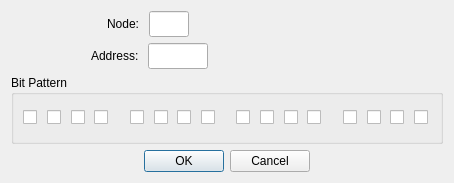
First picture: the form in omodscan/dialogs/dialogwriteholdingregisterbits.ui, repository sanny32/OpenModScan, before the edit.
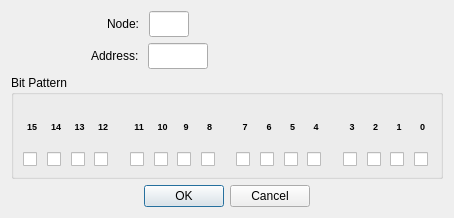
Second picture: the form after the edit. Custom widgets are drawn as their Qt base class.

```diff
--- a/omodscan/dialogs/dialogwriteholdingregisterbits.ui
+++ b/omodscan/dialogs/dialogwriteholdingregisterbits.ui
@@ -7,7 +7,7 @@
     <x>0</x>
     <y>0</y>
     <width>454</width>
-    <height>183</height>
+    <height>218</height>
    </rect>
   </property>
   <property name="windowTitle">
@@ -19,10 +19,10 @@
      <item>
       <spacer name="horizontalSpacer_2">
        <property name="orientation">
-        <enum>Qt::Horizontal</enum>
+        <enum>Qt::Orientation::Horizontal</enum>
        </property>
        <property name="sizeType">
-        <enum>QSizePolicy::Fixed</enum>
+        <enum>QSizePolicy::Policy::Fixed</enum>
        </property>
        <property name="sizeHint" stdset="0">
         <size>
@@ -64,7 +64,7 @@
      <item>
       <spacer name="horizontalSpacer">
        <property name="orientation">
-        <enum>Qt::Horizontal</enum>
+        <enum>Qt::Orientation::Horizontal</enum>
        </property>
        <property name="sizeHint" stdset="0">
         <size>
@@ -81,10 +81,10 @@
      <item>
       <spacer name="horizontalSpacer_3">
        <property name="orientation">
-        <enum>Qt::Horizontal</enum>
+        <enum>Qt::Orientation::Horizontal</enum>
        </property>
        <property name="sizeType">
-        <enum>QSizePolicy::Fixed</enum>
+        <enum>QSizePolicy::Policy::Fixed</enum>
        </property>
        <property name="sizeHint" stdset="0">
         <size>
@@ -129,7 +129,7 @@
      <item>
       <spacer name="horizontalSpacer_4">
        <property name="orientation">
-        <enum>Qt::Horizontal</enum>
+        <enum>Qt::Orientation::Horizontal</enum>
        </property>
        <property name="sizeHint" stdset="0">
         <size>
@@ -150,12 +150,44 @@
       <item>
        <layout class="QHBoxLayout" name="horizontalLayout_3">
         <item>
+         <layout class="QVBoxLayout" name="verticalLayout_17">
+          <property name="spacing">
+           <number>2</number>
+          </property>
+          <item>
+           <widget class="QLabel" name="label15">
+            <property name="text">
+             <string notr="true">&lt;html&gt;&lt;head/&gt;&lt;body&gt;&lt;p&gt;&lt;span style=&quot; font-size:7pt; font-weight:700;&quot;&gt;15&lt;/span&gt;&lt;/p&gt;&lt;/body&gt;&lt;/html&gt;</string>
+            </property>
+            <property name="alignment">
+             <set>Qt::AlignmentFlag::AlignCenter</set>
+            </property>
+           </widget>
+          </item>
+          <item>
          <widget class="QCheckBox" name="checkBox15">
           <property name="text">
            <string/>
           </property>
          </widget>
         </item>
+         </layout>
+        </item>
+        <item>
+         <layout class="QVBoxLayout" name="verticalLayout_16">
+          <property name="spacing">
+           <number>2</number>
+          </property>
+          <item>
+           <widget class="QLabel" name="label14">
+            <property name="text">
+             <string notr="true">&lt;html&gt;&lt;head/&gt;&lt;body&gt;&lt;p&gt;&lt;span style=&quot; font-size:7pt; font-weight:700;&quot;&gt;14&lt;/span&gt;&lt;/p&gt;&lt;/body&gt;&lt;/html&gt;</string>
+            </property>
+            <property name="alignment">
+             <set>Qt::AlignmentFlag::AlignCenter</set>
+            </property>
+           </widget>
+          </item>
         <item>
          <widget class="QCheckBox" name="checkBox14">
           <property name="text">
@@ -163,6 +195,23 @@
           </property>
          </widget>
         </item>
+         </layout>
+        </item>
+        <item>
+         <layout class="QVBoxLayout" name="verticalLayout_15">
+          <property name="spacing">
+           <number>2</number>
+          </property>
+          <item>
+           <widget class="QLabel" name="label13">
+            <property name="text">
+             <string notr="true">&lt;html&gt;&lt;head/&gt;&lt;body&gt;&lt;p&gt;&lt;span style=&quot; font-size:7pt; font-weight:700;&quot;&gt;13&lt;/span&gt;&lt;/p&gt;&lt;/body&gt;&lt;/html&gt;</string>
+            </property>
+            <property name="alignment">
+             <set>Qt::AlignmentFlag::AlignCenter</set>
+            </property>
+           </widget>
+          </item>
         <item>
          <widget class="QCheckBox" name="checkBox13">
           <property name="text">
@@ -170,6 +219,23 @@
           </property>
          </widget>
         </item>
+         </layout>
+        </item>
+        <item>
+         <layout class="QVBoxLayout" name="verticalLayout_14">
+          <property name="spacing">
+           <number>2</number>
+          </property>
+          <item>
+           <widget class="QLabel" name="label12">
+            <property name="text">
+             <string notr="true">&lt;html&gt;&lt;head/&gt;&lt;body&gt;&lt;p&gt;&lt;span style=&quot; font-size:7pt; font-weight:700;&quot;&gt;12&lt;/span&gt;&lt;/p&gt;&lt;/body&gt;&lt;/html&gt;</string>
+            </property>
+            <property name="alignment">
+             <set>Qt::AlignmentFlag::AlignCenter</set>
+            </property>
+           </widget>
+          </item>
         <item>
          <widget class="QCheckBox" name="checkBox12">
           <property name="text">
@@ -179,13 +245,15 @@
         </item>
        </layout>
       </item>
+       </layout>
+      </item>
       <item>
        <spacer name="horizontalSpacer_5">
         <property name="orientation">
-         <enum>Qt::Horizontal</enum>
+         <enum>Qt::Orientation::Horizontal</enum>
         </property>
         <property name="sizeType">
-         <enum>QSizePolicy::Fixed</enum>
+         <enum>QSizePolicy::Policy::Fixed</enum>
         </property>
         <property name="sizeHint" stdset="0">
          <size>
@@ -198,12 +266,44 @@
       <item>
        <layout class="QHBoxLayout" name="horizontalLayout_4">
         <item>
+         <layout class="QVBoxLayout" name="verticalLayout_13">
+          <property name="spacing">
+           <number>2</number>
+          </property>
+          <item>
+           <widget class="QLabel" name="label11">
+            <property name="text">
+             <string notr="true">&lt;html&gt;&lt;head/&gt;&lt;body&gt;&lt;p&gt;&lt;span style=&quot; font-size:7pt; font-weight:700;&quot;&gt;11&lt;/span&gt;&lt;/p&gt;&lt;/body&gt;&lt;/html&gt;</string>
+            </property>
+            <property name="alignment">
+             <set>Qt::AlignmentFlag::AlignCenter</set>
+            </property>
+           </widget>
+          </item>
+          <item>
          <widget class="QCheckBox" name="checkBox11">
           <property name="text">
            <string/>
           </property>
          </widget>
         </item>
+         </layout>
+        </item>
+        <item>
+         <layout class="QVBoxLayout" name="verticalLayout_12">
+          <property name="spacing">
+           <number>2</number>
+          </property>
+          <item>
+           <widget class="QLabel" name="label10">
+            <property name="text">
+             <string notr="true">&lt;html&gt;&lt;head/&gt;&lt;body&gt;&lt;p&gt;&lt;span style=&quot; font-size:7pt; font-weight:700;&quot;&gt;10&lt;/span&gt;&lt;/p&gt;&lt;/body&gt;&lt;/html&gt;</string>
+            </property>
+            <property name="alignment">
+             <set>Qt::AlignmentFlag::AlignCenter</set>
+            </property>
+           </widget>
+          </item>
         <item>
          <widget class="QCheckBox" name="checkBox10">
           <property name="text">
@@ -211,6 +311,23 @@
           </property>
          </widget>
         </item>
+         </layout>
+        </item>
+        <item>
+         <layout class="QVBoxLayout" name="verticalLayout_11">
+          <property name="spacing">
+           <number>2</number>
+          </property>
+          <item>
+           <widget class="QLabel" name="label9">
+            <property name="text">
+             <string notr="true">&lt;html&gt;&lt;head/&gt;&lt;body&gt;&lt;p&gt;&lt;span style=&quot; font-size:7pt; font-weight:700;&quot;&gt;9&lt;/span&gt;&lt;/p&gt;&lt;/body&gt;&lt;/html&gt;</string>
+            </property>
+            <property name="alignment">
+             <set>Qt::AlignmentFlag::AlignCenter</set>
+            </property>
+           </widget>
+          </item>
         <item>
          <widget class="QCheckBox" name="checkBox9">
           <property name="text">
@@ -218,6 +335,23 @@
           </property>
          </widget>
         </item>
+         </layout>
+        </item>
+        <item>
+         <layout class="QVBoxLayout" name="verticalLayout_10">
+          <property name="spacing">
+           <number>2</number>
+          </property>
+          <item>
+           <widget class="QLabel" name="label8">
+            <property name="text">
+             <string notr="true">&lt;html&gt;&lt;head/&gt;&lt;body&gt;&lt;p&gt;&lt;span style=&quot; font-size:7pt; font-weight:700;&quot;&gt;8&lt;/span&gt;&lt;/p&gt;&lt;/body&gt;&lt;/html&gt;</string>
+            </property>
+            <property name="alignment">
+             <set>Qt::AlignmentFlag::AlignCenter</set>
+            </property>
+           </widget>
+          </item>
         <item>
          <widget class="QCheckBox" name="checkBox8">
           <property name="text">
@@ -227,13 +361,15 @@
         </item>
        </layout>
       </item>
+       </layout>
+      </item>
       <item>
        <spacer name="horizontalSpacer_6">
         <property name="orientation">
-         <enum>Qt::Horizontal</enum>
+         <enum>Qt::Orientation::Horizontal</enum>
         </property>
         <property name="sizeType">
-         <enum>QSizePolicy::Fixed</enum>
+         <enum>QSizePolicy::Policy::Fixed</enum>
         </property>
         <property name="sizeHint" stdset="0">
          <size>
@@ -246,12 +382,44 @@
       <item>
        <layout class="QHBoxLayout" name="horizontalLayout_6">
         <item>
+         <layout class="QVBoxLayout" name="verticalLayout_9">
+          <property name="spacing">
+           <number>2</number>
+          </property>
+          <item>
+           <widget class="QLabel" name="label7">
+            <property name="text">
+             <string notr="true">&lt;html&gt;&lt;head/&gt;&lt;body&gt;&lt;p&gt;&lt;span style=&quot; font-size:7pt; font-weight:700;&quot;&gt;7&lt;/span&gt;&lt;/p&gt;&lt;/body&gt;&lt;/html&gt;</string>
+            </property>
+            <property name="alignment">
+             <set>Qt::AlignmentFlag::AlignCenter</set>
+            </property>
+           </widget>
+          </item>
+          <item>
          <widget class="QCheckBox" name="checkBox7">
           <property name="text">
            <string/>
           </property>
          </widget>
         </item>
+         </layout>
+        </item>
+        <item>
+         <layout class="QVBoxLayout" name="verticalLayout_8">
+          <property name="spacing">
+           <number>2</number>
+          </property>
+          <item>
+           <widget class="QLabel" name="label6">
+            <property name="text">
+             <string notr="true">&lt;html&gt;&lt;head/&gt;&lt;body&gt;&lt;p&gt;&lt;span style=&quot; font-size:7pt; font-weight:700;&quot;&gt;6&lt;/span&gt;&lt;/p&gt;&lt;/body&gt;&lt;/html&gt;</string>
+            </property>
+            <property name="alignment">
+             <set>Qt::AlignmentFlag::AlignCenter</set>
+            </property>
+           </widget>
+          </item>
         <item>
          <widget class="QCheckBox" name="checkBox6">
           <property name="text">
@@ -259,6 +427,23 @@
           </property>
          </widget>
         </item>
+         </layout>
+        </item>
+        <item>
+         <layout class="QVBoxLayout" name="verticalLayout_7">
+          <property name="spacing">
+           <number>2</number>
+          </property>
+          <item>
+           <widget class="QLabel" name="label5">
+            <property name="text">
+             <string notr="true">&lt;html&gt;&lt;head/&gt;&lt;body&gt;&lt;p&gt;&lt;span style=&quot; font-size:7pt; font-weight:700;&quot;&gt;5&lt;/span&gt;&lt;/p&gt;&lt;/body&gt;&lt;/html&gt;</string>
+            </property>
+            <property name="alignment">
+             <set>Qt::AlignmentFlag::AlignCenter</set>
+            </property>
+           </widget>
+          </item>
         <item>
          <widget class="QCheckBox" name="checkBox5">
           <property name="text">
@@ -266,6 +451,23 @@
           </property>
          </widget>
         </item>
+         </layout>
+        </item>
+        <item>
+         <layout class="QVBoxLayout" name="verticalLayout_6">
+          <property name="spacing">
+           <number>2</number>
+          </property>
+          <item>
+           <widget class="QLabel" name="label4">
+            <property name="text">
+             <string notr="true">&lt;html&gt;&lt;head/&gt;&lt;body&gt;&lt;p&gt;&lt;span style=&quot; font-size:7pt; font-weight:700;&quot;&gt;4&lt;/span&gt;&lt;/p&gt;&lt;/body&gt;&lt;/html&gt;</string>
+            </property>
+            <property name="alignment">
+             <set>Qt::AlignmentFlag::AlignCenter</set>
+            </property>
+           </widget>
+          </item>
         <item>
          <widget class="QCheckBox" name="checkBox4">
           <property name="text">
@@ -275,13 +477,15 @@
         </item>
        </layout>
       </item>
+       </layout>
+      </item>
       <item>
        <spacer name="horizontalSpacer_7">
         <property name="orientation">
-         <enum>Qt::Horizontal</enum>
+         <enum>Qt::Orientation::Horizontal</enum>
         </property>
         <property name="sizeType">
-         <enum>QSizePolicy::Fixed</enum>
+         <enum>QSizePolicy::Policy::Fixed</enum>
         </property>
         <property name="sizeHint" stdset="0">
          <size>
@@ -294,12 +498,44 @@
       <item>
        <layout class="QHBoxLayout" name="horizontalLayout_5">
         <item>
+         <layout class="QVBoxLayout" name="verticalLayout_5">
+          <property name="spacing">
+           <number>2</number>
+          </property>
+          <item>
+           <widget class="QLabel" name="label3">
+            <property name="text">
+             <string notr="true">&lt;html&gt;&lt;head/&gt;&lt;body&gt;&lt;p&gt;&lt;span style=&quot; font-size:7pt; font-weight:700;&quot;&gt;3&lt;/span&gt;&lt;/p&gt;&lt;/body&gt;&lt;/html&gt;</string>
+            </property>
+            <property name="alignment">
+             <set>Qt::AlignmentFlag::AlignCenter</set>
+            </property>
+           </widget>
+          </item>
+          <item>
          <widget class="QCheckBox" name="checkBox3">
           <property name="text">
            <string/>
           </property>
          </widget>
         </item>
+         </layout>
+        </item>
+        <item>
+         <layout class="QVBoxLayout" name="verticalLayout_4">
+          <property name="spacing">
+           <number>2</number>
+          </property>
+          <item>
+           <widget class="QLabel" name="label2">
+            <property name="text">
+             <string notr="true">&lt;html&gt;&lt;head/&gt;&lt;body&gt;&lt;p&gt;&lt;span style=&quot; font-size:7pt; font-weight:700;&quot;&gt;2&lt;/span&gt;&lt;/p&gt;&lt;/body&gt;&lt;/html&gt;</string>
+            </property>
+            <property name="alignment">
+             <set>Qt::AlignmentFlag::AlignCenter</set>
+            </property>
+           </widget>
+          </item>
         <item>
          <widget class="QCheckBox" name="checkBox2">
           <property name="text">
@@ -307,6 +543,23 @@
           </property>
          </widget>
         </item>
+         </layout>
+        </item>
+        <item>
+         <layout class="QVBoxLayout" name="verticalLayout_3">
+          <property name="spacing">
+           <number>2</number>
+          </property>
+          <item>
+           <widget class="QLabel" name="label1">
+            <property name="text">
+             <string notr="true">&lt;html&gt;&lt;head/&gt;&lt;body&gt;&lt;p&gt;&lt;span style=&quot; font-size:7pt; font-weight:700;&quot;&gt;1&lt;/span&gt;&lt;/p&gt;&lt;/body&gt;&lt;/html&gt;</string>
+            </property>
+            <property name="alignment">
+             <set>Qt::AlignmentFlag::AlignCenter</set>
+            </property>
+           </widget>
+          </item>
         <item>
          <widget class="QCheckBox" name="checkBox1">
           <property name="text">
@@ -314,6 +567,23 @@
           </property>
          </widget>
         </item>
+         </layout>
+        </item>
+        <item>
+         <layout class="QVBoxLayout" name="verticalLayout_2">
+          <property name="spacing">
+           <number>2</number>
+          </property>
+          <item>
+           <widget class="QLabel" name="label0">
+            <property name="text">
+             <string notr="true">&lt;html&gt;&lt;head/&gt;&lt;body&gt;&lt;p&gt;&lt;span style=&quot; font-size:7pt; font-weight:700;&quot;&gt;0&lt;/span&gt;&lt;/p&gt;&lt;/body&gt;&lt;/html&gt;</string>
+            </property>
+            <property name="alignment">
+             <set>Qt::AlignmentFlag::AlignCenter</set>
+            </property>
+           </widget>
+          </item>
         <item>
          <widget class="QCheckBox" name="checkBox0">
           <property name="text">
@@ -324,15 +594,17 @@
        </layout>
       </item>
      </layout>
+      </item>
+     </layout>
     </widget>
    </item>
    <item>
     <widget class="QDialogButtonBox" name="buttonBox">
      <property name="orientation">
-      <enum>Qt::Horizontal</enum>
+      <enum>Qt::Orientation::Horizontal</enum>
      </property>
      <property name="standardButtons">
-      <set>QDialogButtonBox::Cancel|QDialogButtonBox::Ok</set>
+      <set>QDialogButtonBox::StandardButton::Cancel|QDialogButtonBox::StandardButton::Ok</set>
      </property>
      <property name="centerButtons">
       <bool>true</bool>
```
Lines whose indentation alone changed are shown as unchanged.
